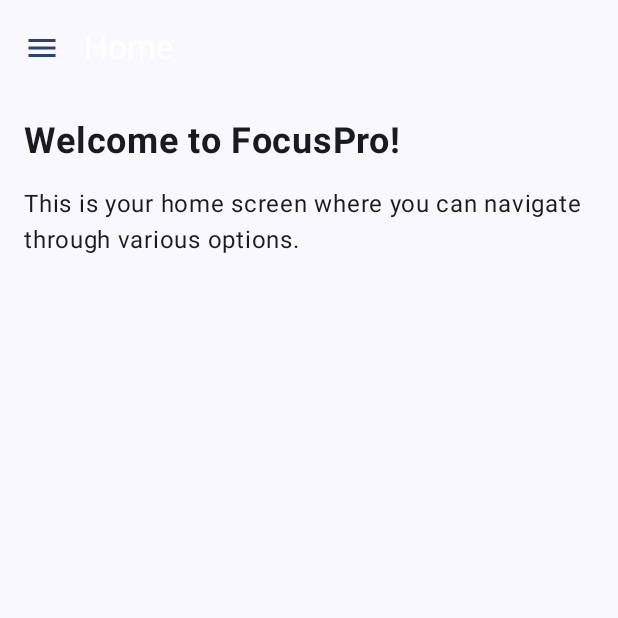
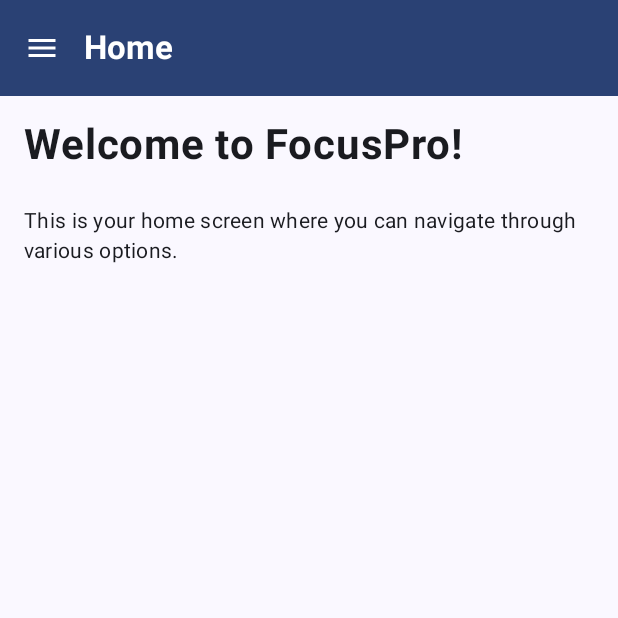
Before and after one commit to daviddcg4/FOCUS_PRO, an Android app built with Jetpack Compose: the HomeScreen screen opened through its navigation route, on a phone screen of 412 x 824 dp, the top half of it. Run offline under Robolectric (Android 15) with nearby library versions, the phone set to English and light mode, and no system bars; our stand-ins replace Firebase (no records; nobody signed in at launch, a user with empty details on screens opened directly).

Commit message:
Mejora home menu lateral

```diff
--- a/app/src/main/java/com/example/focuspro/home/HomeScreen.kt
+++ b/app/src/main/java/com/example/focuspro/home/HomeScreen.kt
@@ -2,6 +2,7 @@ import androidx.compose.foundation.background
 import androidx.compose.foundation.clickable
 import androidx.compose.foundation.layout.Column
 import androidx.compose.foundation.layout.PaddingValues
+import androidx.compose.foundation.layout.Row
 import androidx.compose.foundation.layout.Spacer
 import androidx.compose.foundation.layout.fillMaxHeight
 import androidx.compose.foundation.layout.fillMaxSize
@@ -10,7 +11,14 @@ import androidx.compose.foundation.layout.height
 import androidx.compose.foundation.layout.padding
 import androidx.compose.foundation.layout.width
 import androidx.compose.material.icons.Icons
+import androidx.compose.material.icons.filled.AccountCircle
+import androidx.compose.material.icons.filled.CheckCircle
+import androidx.compose.material.icons.filled.ExitToApp
+import androidx.compose.material.icons.filled.Home
 import androidx.compose.material.icons.filled.Menu
+import androidx.compose.material.icons.filled.Refresh
+import androidx.compose.material.icons.filled.Settings
+import androidx.compose.material.icons.filled.Star
 import androidx.compose.material3.Divider
 import androidx.compose.material3.DrawerValue
 import androidx.compose.material3.ExperimentalMaterial3Api
@@ -22,6 +30,7 @@ import androidx.compose.material3.ModalNavigationDrawer
 import androidx.compose.material3.Scaffold
 import androidx.compose.material3.Text
 import androidx.compose.material3.TopAppBar
+import androidx.compose.material3.TopAppBarDefaults
 import androidx.compose.material3.rememberDrawerState
 import androidx.compose.runtime.Composable
 import androidx.compose.runtime.rememberCoroutineScope
@@ -47,16 +56,9 @@ fun HomeScreen(navController: NavController, authViewModel: AuthViewModel) {
         stringResource(id = R.string.profile) to "profile",
         stringResource(id = R.string.pomodoro_timer) to "pomodoro",
         stringResource(id = R.string.task_manager) to "task_manager",
-//        stringResource(id = R.string.calendar) to "calendar",
-//        stringResource(id = R.string.progress) to "progress",
         stringResource(id = R.string.motivation) to "motivation",
-//        stringResource(id = R.string.daily_summary) to "daily_summary",
-//        stringResource(id = R.string.chat) to "chat",
-//        stringResource(id = R.string.activity_rings) to "activity_rings",
         stringResource(id = R.string.logout) to "login",
-        stringResource(id = R.string.settings) to "settings",
-//        stringResource(id = R.string.ranking) to "ranking",
-//        stringResource(id = R.string.deepAI) to "deep_ai",
+        stringResource(id = R.string.settings) to "settings"
     )
 
     ModalNavigationDrawer(
@@ -65,17 +67,16 @@ fun HomeScreen(navController: NavController, authViewModel: AuthViewModel) {
         drawerContent = {
             ModalDrawerSheet(
                 modifier = Modifier
-                    .width(250.dp)
+                    .width(280.dp)
                     .fillMaxHeight()
-                    .background(MaterialTheme.colorScheme.primary) // Cambia el color de fondo
+                    .background(MaterialTheme.colorScheme.primary) // Fondo del drawer
             ) {
                 DrawerContent(menuItems) { selectedMenuItem ->
                     // Cerrar el drawer antes de navegar
                     scope.launch {
                         drawerState.close()
-                        // Navegar después de que el drawer se cierre
                         if (selectedMenuItem == "login") {
-                            authViewModel.logoutUser() // Cierra la sesión
+                            authViewModel.logoutUser() // Cerrar sesión
                             navController.navigate("login") {
                                 popUpTo("login") { inclusive = true }
                             }
@@ -93,18 +94,20 @@ fun HomeScreen(navController: NavController, authViewModel: AuthViewModel) {
                     title = {
                         Text(
                             stringResource(id = R.string.home_title),
-                            color = MaterialTheme.colorScheme.onPrimary
+                            color = MaterialTheme.colorScheme.onPrimary,
+                            style = MaterialTheme.typography.titleLarge.copy(fontWeight = FontWeight.Bold)
                         )
-                    }, // Ajusta el color del texto
+                    },
                     navigationIcon = {
                         IconButton(onClick = { scope.launch { drawerState.open() } }) {
                             Icon(
                                 Icons.Default.Menu,
                                 contentDescription = "Menu",
-                                tint = MaterialTheme.colorScheme.surfaceTint
+                                tint = MaterialTheme.colorScheme.onPrimary
                             )
                         }
-                    }
+                    },
+                    colors = TopAppBarDefaults.smallTopAppBarColors(containerColor = MaterialTheme.colorScheme.primary)
                 )
             }
         ) { paddingValues ->
@@ -123,19 +126,19 @@ fun DrawerContent(menuItems: List<Pair<String, String>>, onMenuItemClick: (Strin
         // Encabezado del menú
         Text(
             text = stringResource(id = R.string.app_name),
-            fontSize = 24.sp,
+            fontSize = 28.sp,
             fontWeight = FontWeight.Bold,
-            color = MaterialTheme.colorScheme.onBackground, // Color de texto adaptado
-            modifier = Modifier.padding(bottom = 16.dp)
+            color = MaterialTheme.colorScheme.onBackground, // Color de texto
+            modifier = Modifier.padding(bottom = 24.dp)
         )
 
         Divider(
             color = MaterialTheme.colorScheme.onBackground,
             thickness = 1.dp
-        ) // Color de separador adaptado
-        Spacer(modifier = Modifier.height(16.dp))
+        )
+        Spacer(modifier = Modifier.height(24.dp))
 
-        // Elementos del menú
+        // Elementos del menú con iconos
         menuItems.forEach { (itemName, route) ->
             MenuItem(itemName, route, onMenuItemClick)
         }
@@ -144,15 +147,37 @@ fun DrawerContent(menuItems: List<Pair<String, String>>, onMenuItemClick: (Strin
 
 @Composable
 fun MenuItem(itemName: String, route: String, onMenuItemClick: (String) -> Unit) {
-    Text(
-        text = itemName,
-        fontSize = 18.sp,
-        color = MaterialTheme.colorScheme.onBackground, // Color de texto adaptado
+    val icon = when (route) {
+        "dashboard" -> Icons.Default.Home
+        "profile" -> Icons.Default.AccountCircle
+        "pomodoro" -> Icons.Default.Refresh
+        "task_manager" -> Icons.Default.CheckCircle
+        "motivation" -> Icons.Default.Star
+        "logout" -> Icons.Default.ExitToApp
+        "settings" -> Icons.Default.Settings
+        else -> Icons.Default.Menu
+    }
+
+    Row(
         modifier = Modifier
             .fillMaxWidth()
-            .padding(vertical = 8.dp)
+            .padding(vertical = 12.dp)
             .clickable { onMenuItemClick(route) }
-    )
+            .padding(horizontal = 12.dp)
+    ) {
+        Icon(
+            icon,
+            contentDescription = itemName,
+            tint = MaterialTheme.colorScheme.onBackground,
+            modifier = Modifier.padding(end = 12.dp)
+        )
+        Text(
+            text = itemName,
+            fontSize = 18.sp,
+            color = MaterialTheme.colorScheme.onBackground,
+            style = MaterialTheme.typography.bodyLarge
+        )
+    }
 }
 
 @Composable
@@ -165,14 +190,15 @@ fun MainContent(paddingValues: PaddingValues) {
     ) {
         Text(
             stringResource(id = R.string.welcome_message),
-            fontSize = 24.sp,
+            fontSize = 28.sp,
             fontWeight = FontWeight.Bold,
             color = MaterialTheme.colorScheme.onBackground
-        ) // Color del texto adaptado
-        Spacer(modifier = Modifier.height(16.dp))
+        )
+        Spacer(modifier = Modifier.height(24.dp))
         Text(
             stringResource(id = R.string.home_description),
-            color = MaterialTheme.colorScheme.onBackground
-        ) // Color del texto adaptado
+            color = MaterialTheme.colorScheme.onBackground,
+            style = MaterialTheme.typography.bodyMedium
+        )
     }
 }
```
